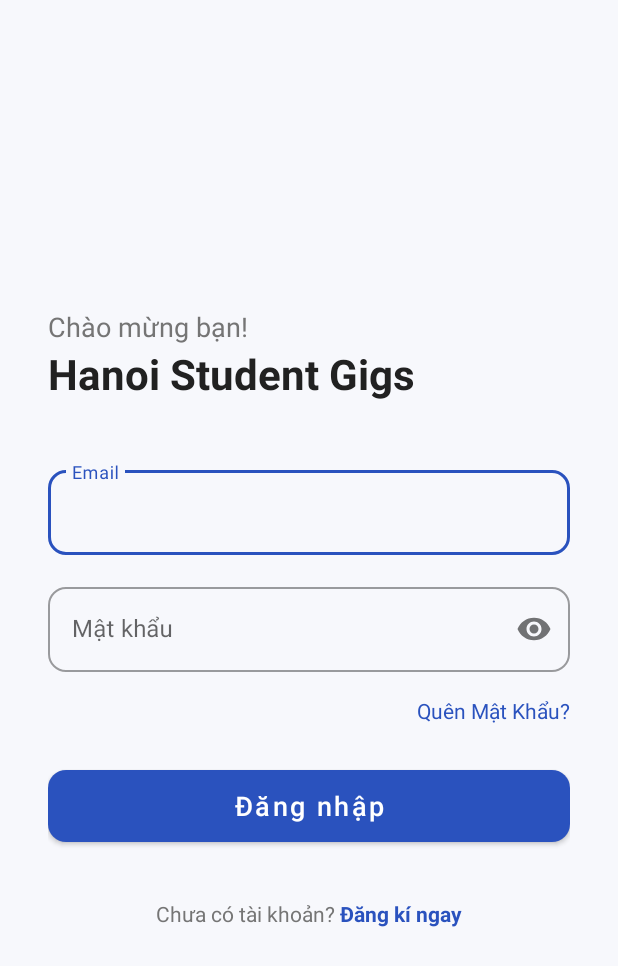
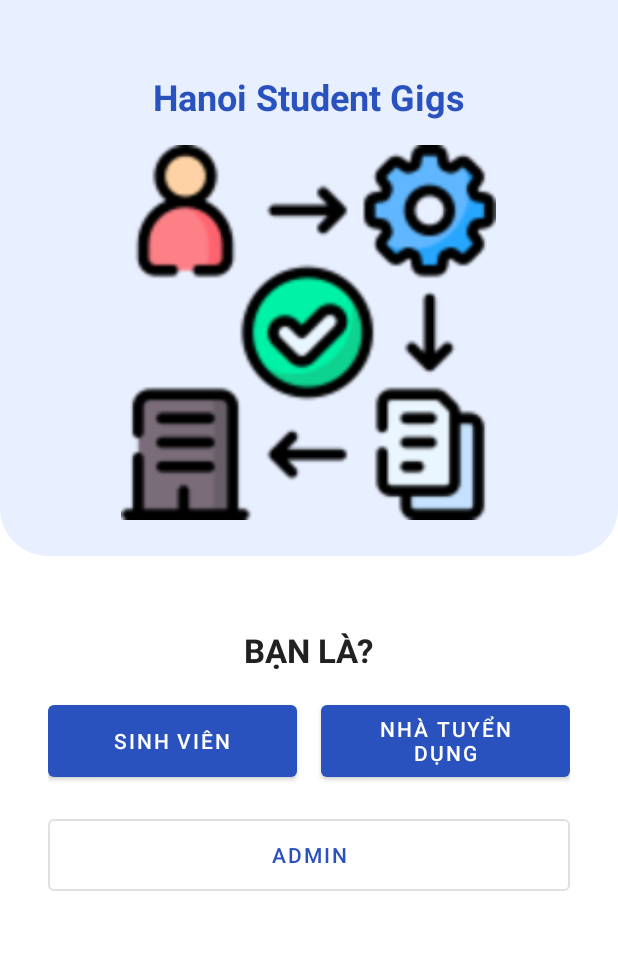
Before and after one commit to khang-81/Group_Project, an Android app: the screen it shows after launch (LoginActivity before the commit, RoleSelectionActivity after it), on a phone screen of 412 x 824 dp. Shown: the top 966 px of the screen. Run offline under Robolectric (Android 15) with nearby library versions, the phone set to English and light mode, and no system bars; our stand-ins replace Firebase (no records; nobody signed in at launch, a user with empty details on screens opened directly).

Commit message:
update admin

```diff
--- a/app/src/main/AndroidManifest.xml
+++ b/app/src/main/AndroidManifest.xml
@@ -24,6 +24,11 @@
                 <category android:name="android.intent.category.LAUNCHER" />
             </intent-filter>
         </activity>
+
+        <activity
+            android:name=".activities.RoleSelectionActivity"
+            android:exported="false"
+            android:theme="@style/Theme.HanoiStudentGigs.NoActionBar" />
 
         <!-- FIX 1: Đảm bảo đường dẫn của MainActivity là chính xác -->
         <activity
--- /dev/null
+++ b/app/src/main/java/com/example/hanoistudentgigs/activities/RoleSelectionActivity.java
@@ -0,0 +1,33 @@
+package com.example.hanoistudentgigs.activities;
+
+import android.content.Intent;
+import android.os.Bundle;
+import android.view.View;
+import android.widget.Button;
+import androidx.appcompat.app.AppCompatActivity;
+import com.example.hanoistudentgigs.R;
+
+public class RoleSelectionActivity extends AppCompatActivity {
+
+    private Button buttonStudent, buttonEmployer, buttonAdmin;
+
+    @Override
+    protected void onCreate(Bundle savedInstanceState) {
+        super.onCreate(savedInstanceState);
+        setContentView(R.layout.activity_role_selection);
+
+        buttonStudent = findViewById(R.id.buttonStudent);
+        buttonEmployer = findViewById(R.id.buttonEmployer);
+        buttonAdmin = findViewById(R.id.buttonAdmin);
+
+        // Tất cả các nút đều sẽ mở màn hình đăng nhập.
+        // Việc phân biệt vai trò sẽ được thực hiện sau khi người dùng đăng nhập thành công.
+        View.OnClickListener loginClickListener = v -> {
+            startActivity(new Intent(RoleSelectionActivity.this, LoginActivity.class));
+        };
+
+        buttonStudent.setOnClickListener(loginClickListener);
+        buttonEmployer.setOnClickListener(loginClickListener);
+        buttonAdmin.setOnClickListener(loginClickListener);
+    }
+}
--- a/app/src/main/java/com/example/hanoistudentgigs/activities/SplashActivity.java
+++ b/app/src/main/java/com/example/hanoistudentgigs/activities/SplashActivity.java
@@ -8,8 +8,6 @@ import android.os.Looper;
 import androidx.appcompat.app.AppCompatActivity;
 
 import com.example.hanoistudentgigs.R;
-
-import com.example.hanoistudentgigs.MainActivity;
 import com.google.firebase.auth.FirebaseAuth;
 import com.google.firebase.auth.FirebaseUser;
 
@@ -21,14 +19,8 @@ public class SplashActivity extends AppCompatActivity {
         setContentView(R.layout.activity_splash);
 
         new Handler(Looper.getMainLooper()).postDelayed(() -> {
-            FirebaseUser currentUser = FirebaseAuth.getInstance().getCurrentUser();
-            if (currentUser != null) {
-                // Nếu đã đăng nhập, chuyển thẳng vào MainActivity
-                startActivity(new Intent(SplashActivity.this, MainActivity.class));
-            } else {
-                // Nếu chưa, chuyển đến màn hình đăng nhập
-                startActivity(new Intent(SplashActivity.this, LoginActivity.class));
-            }
+            // FIX: Luôn chuyển đến màn hình chọn vai trò sau khi màn hình chờ kết thúc.
+            startActivity(new Intent(SplashActivity.this, RoleSelectionActivity.class));
             finish();
         }, 2000); // Hiển thị trong 2 giây
     }
--- a/app/src/main/java/com/example/hanoistudentgigs/adapters/PopularJobAdapter.java
+++ b/app/src/main/java/com/example/hanoistudentgigs/adapters/PopularJobAdapter.java
@@ -59,7 +59,9 @@ public class PopularJobAdapter extends FirestoreRecyclerAdapter<Job, PopularJobA
             textViewCompanyName.setText(job.getCompanyName());
             textViewSalary.setText(job.getSalaryDescription());
             textViewLocation.setText(job.getLocationName());
-            // Picasso.get().load(job.getLogoUrl()).into(imageViewCompanyLogo);
+
+             Picasso.get().load(job.getCompanyLogoUrl()).into(imageViewCompanyLogo);
+
         }
     }
 }
--- a/app/src/main/java/com/example/hanoistudentgigs/models/Job.java
+++ b/app/src/main/java/com/example/hanoistudentgigs/models/Job.java
@@ -27,7 +27,6 @@ public class Job {
 
     private List<String> searchKeywords; // Bổ sung: Mảng chứa các từ khóa để tìm kiếm
     private long minSalary; // Bổ sung: Số lương tối thiểu để lọc và sắp xếp
-
     private String postedDate;
 
 
@@ -88,14 +87,12 @@ public class Job {
 
     public long getMinSalary() { return minSalary; }
     public void setMinSalary(long minSalary) { this.minSalary = minSalary; }
-
     public String getPostedDate() {
         return postedDate;
     }
     public void setPostedDate(String postedDate) {
         this.postedDate = postedDate;
     }
-
     // --- Override equals() và hashCode() ---
     @Override
     public boolean equals(Object o) {
@@ -149,4 +146,5 @@ public class Job {
                 ", createdAt=" + createdAt +
                 '}';
     }
+
 }
--- /dev/null
+++ b/app/src/main/res/drawable/logo_background.xml
@@ -0,0 +1,7 @@
+<shape xmlns:android="http://schemas.android.com/apk/res/android"
+    android:shape="rectangle">
+    <solid android:color="#E8EFFF"/> <!-- Màu xanh dương rất nhạt -->
+    <corners
+        android:bottomLeftRadius="32dp"
+        android:bottomRightRadius="32dp"/>
+</shape>
--- /dev/null
+++ b/app/src/main/res/layout/activity_role_selection.xml
@@ -0,0 +1,81 @@
+<LinearLayout xmlns:android="http://schemas.android.com/apk/res/android"
+    xmlns:app="http://schemas.android.com/apk/res-auto"
+    android:layout_width="match_parent"
+    android:layout_height="match_parent"
+    android:orientation="vertical"
+    android:background="@color/white"
+    android:gravity="center_horizontal">
+
+    <!-- Phần Header -->
+    <LinearLayout
+        android:layout_width="match_parent"
+        android:layout_height="wrap_content"
+        android:background="@drawable/logo_background"
+        android:orientation="vertical"
+        android:gravity="center_horizontal"
+        android:paddingTop="48dp"
+        android:paddingBottom="24dp">
+
+        <TextView
+            android:layout_width="wrap_content"
+            android:layout_height="wrap_content"
+            android:text="Hanoi Student Gigs"
+            android:textColor="@color/primaryColor"
+            android:textSize="24sp"
+            android:textStyle="bold" />
+
+        <ImageView
+            android:layout_width="250dp"
+            android:layout_height="250dp"
+            android:src="@drawable/ic_onboarding_main"
+            android:layout_marginTop="16dp"
+            android:contentDescription="Main App Illustration"/>
+    </LinearLayout>
+
+    <!-- Phần Chọn vai trò -->
+    <TextView
+        android:layout_width="wrap_content"
+        android:layout_height="wrap_content"
+        android:text="BẠN LÀ?"
+        android:textSize="22sp"
+        android:textStyle="bold"
+        android:textColor="@color/textColorPrimary"
+        android:layout_marginTop="48dp"
+        android:layout_marginBottom="16dp"/>
+
+    <LinearLayout
+        android:layout_width="match_parent"
+        android:layout_height="wrap_content"
+        android:orientation="horizontal"
+        android:gravity="center"
+        android:paddingStart="32dp"
+        android:paddingEnd="32dp">
+
+        <Button
+            android:id="@+id/buttonStudent"
+            android:layout_width="0dp"
+            android:layout_height="60dp"
+            android:layout_weight="1"
+            android:text="Sinh viên"
+            android:layout_marginEnd="8dp"/>
+
+        <Button
+            android:id="@+id/buttonEmployer"
+            android:layout_width="0dp"
+            android:layout_height="60dp"
+            android:layout_weight="1"
+            android:text="Nhà tuyển dụng"
+            android:layout_marginStart="8dp"/>
+    </LinearLayout>
+
+    <Button
+        android:id="@+id/buttonAdmin"
+        style="@style/Widget.MaterialComponents.Button.OutlinedButton"
+        android:layout_width="match_parent"
+        android:layout_height="60dp"
+        android:layout_marginStart="32dp"
+        android:layout_marginEnd="32dp"
+        android:layout_marginTop="16dp"
+        android:text="Admin"/>
+
+</LinearLayout>
```
Also changed, not shown: app/src/main/java/com/example/hanoistudentgigs/adapters/FeaturedJobAdapter.java (+4 -7 lines), app/src/main/res/layout/item_job_card.xml (+74 -45 lines), app/src/main/res/drawable/ic_business_24.png, app/src/main/res/drawable/ic_onboarding_main.png (added), app/src/main/res/drawable/ic_search.png (added).
